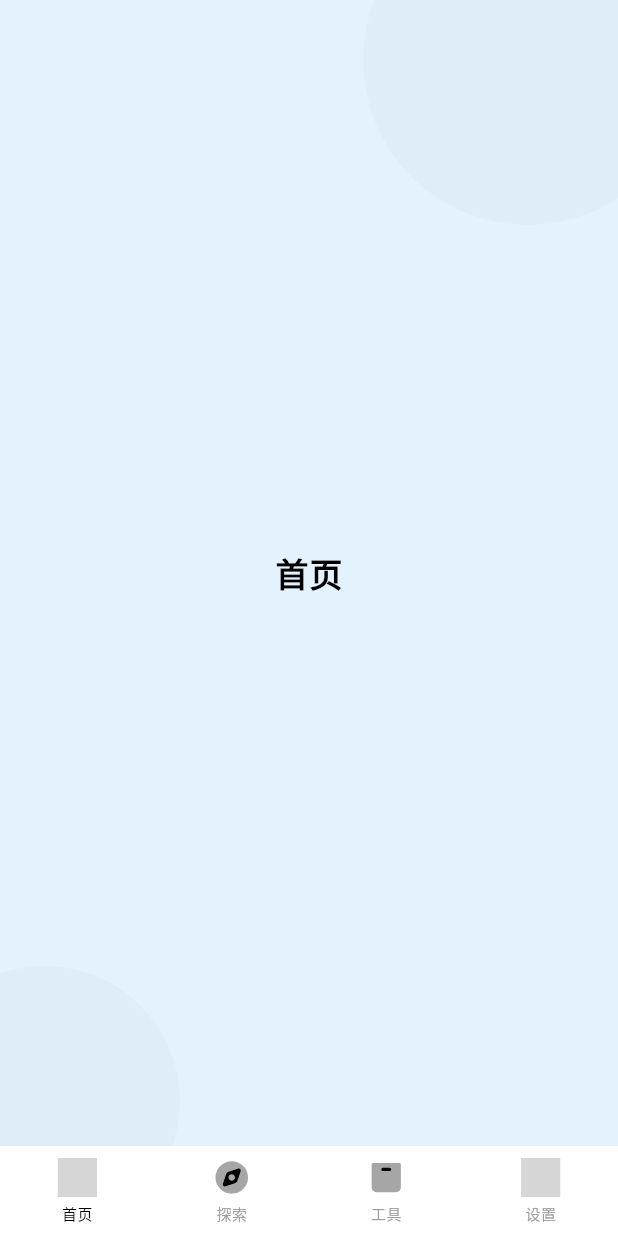
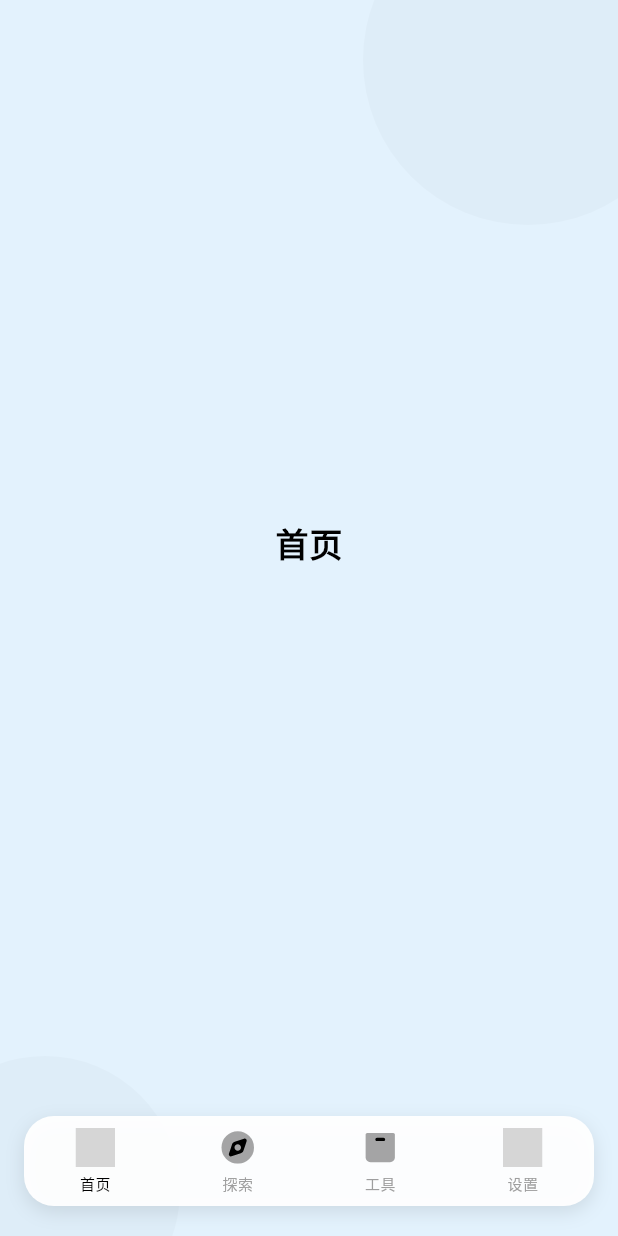
Before and after one commit to GX88/Faith, a Flutter app: the BottomNavigationBarPage screen opened by its route, on a phone screen of 412 x 824 dp. Run offline on Flutter 3.47's test engine with Material 3 defaults, Android fonts, the phone set to English and light mode, and no system bars; drawn by our look-alikes of pull_to_refresh; our stand-ins replace flutter_screenutil, flutter_svg, get, local_auth, lottie; missing offline and left inert: flutter_displaymode, local_auth_android; grey boxes are pictures that could not be loaded.

Commit message:
feat: 将底部导航栏修改为悬浮样式，背景页面占满全屏
- 将固定底部导航栏改为悬浮样式，位于屏幕底部20px位置
- 添加圆角和阴影效果，增强悬浮感
- 设置extendBody=true允许页面内容延伸到导航栏区域
- 优化各子页面布局，添加底部内边距避免内容被遮挡
- 保持原有Lottie动画和页面切换效果不变

🤖 Generated with [Claude Code](https://claude.ai/code)

Co-Authored-By: Claude <noreply@anthropic.com>

```diff
--- a/lib/pages/explore/views/index.dart
+++ b/lib/pages/explore/views/index.dart
@@ -10,6 +10,7 @@ class ExplorePage extends StatelessWidget {
     return Scaffold(
       backgroundColor: const Color(0xFFE8F5E9), // 淡绿色，主色调更明显
       extendBodyBehindAppBar: true,
+      extendBody: true,
       body: Stack(
         children: [
           // 背景装饰
@@ -39,6 +40,9 @@ class ExplorePage extends StatelessWidget {
           ),
           // 主要内容
           SafeArea(
+            bottom: false,
+            child: Padding(
+              padding: const EdgeInsets.only(bottom: 100),
               child: Center(
                 child: Text(
                   '探索',
@@ -51,6 +55,7 @@ class ExplorePage extends StatelessWidget {
                 ),
               ),
             ),
+          ),
         ],
       ),
     );
--- a/lib/pages/home/views/index.dart
+++ b/lib/pages/home/views/index.dart
@@ -10,6 +10,7 @@ class HomePage extends StatelessWidget {
     return Scaffold(
       backgroundColor: const Color(0xFFE3F2FD), // 淡蓝色，主色调更明显
       extendBodyBehindAppBar: true,
+      extendBody: true,
       body: Stack(
         children: [
           // 背景装饰
@@ -39,6 +40,9 @@ class HomePage extends StatelessWidget {
           ),
           // 主要内容
           SafeArea(
+            bottom: false, // 禁用SafeArea的底部保护，让内容延伸到悬浮导航栏区域
+            child: Padding(
+              padding: const EdgeInsets.only(bottom: 100), // 添加底部内边距避免被悬浮导航栏遮挡
               child: Center(
                 child: Text(
                   '首页',
@@ -51,6 +55,7 @@ class HomePage extends StatelessWidget {
                 ),
               ),
             ),
+          ),
         ],
       ),
     );
--- a/lib/pages/nav/views/bottom navigation_bar.dart
+++ b/lib/pages/nav/views/bottom navigation_bar.dart
@@ -166,8 +166,13 @@ class _BottomNavigationBarPageState extends State<BottomNavigationBarPage>
         }
       }
       return Scaffold(
-        body: PageTransitionSwitcher(
-          duration: Duration(milliseconds: 350), // 动画更快但不过于突兀
+        extendBody: true, // 允许内容延伸到bottomNavigationBar区域
+        body: Stack(
+          children: [
+            // 页面内容
+            Positioned.fill(
+              child: PageTransitionSwitcher(
+                duration: Duration(milliseconds: 350),
                 transitionBuilder: (child, animation, secondaryAnimation) {
                   final isForward = controller.selectedIndex.value > _lastIndex;
                   final enterOffset = isForward
@@ -179,14 +184,14 @@ class _BottomNavigationBarPageState extends State<BottomNavigationBarPage>
                       Tween<Offset>(
                         begin: enterOffset,
                         end: Offset.zero,
-                ).chain(CurveTween(curve: Curves.easeOutCubic)), // 进入平滑
+                      ).chain(CurveTween(curve: Curves.easeOutCubic)),
                     ),
                     child: SlideTransition(
                       position: secondaryAnimation.drive(
                         Tween<Offset>(
                           begin: Offset.zero,
                           end: exitOffset,
-                  ).chain(CurveTween(curve: Curves.easeOutCubic)), // 退出平滑
+                        ).chain(CurveTween(curve: Curves.easeOutCubic)),
                       ),
                       child: child,
                     ),
@@ -197,23 +202,43 @@ class _BottomNavigationBarPageState extends State<BottomNavigationBarPage>
                   child: controller.pages[controller.selectedIndex.value],
                 ),
               ),
-        bottomNavigationBar: SizedBox(
+            ),
+            // 悬浮底部导航栏
+            Positioned(
+              left: 16,
+              right: 16,
+              bottom: 20,
+              child: Container(
                 height: 60,
+                decoration: BoxDecoration(
+                  color: Colors.white.withOpacity(0.95),
+                  borderRadius: BorderRadius.circular(20),
+                  boxShadow: [
+                    BoxShadow(
+                      color: Colors.black.withOpacity(0.1),
+                      blurRadius: 10,
+                      offset: Offset(0, 4),
+                    ),
+                  ],
+                ),
                 child: Theme(
                   data: Theme.of(context).copyWith(
-              splashColor: Colors.transparent, // 去除水波纹
-              highlightColor: Colors.transparent, // 去除高亮
-              splashFactory: NoSplash.splashFactory, // 禁用所有点击动画
+                    splashColor: Colors.transparent,
+                    highlightColor: Colors.transparent,
+                    splashFactory: NoSplash.splashFactory,
                   ),
+                  child: ClipRRect(
+                    borderRadius: BorderRadius.circular(20),
                     child: BottomNavigationBar(
                       currentIndex: controller.selectedIndex.value,
-              onTap: _onTabTapped, // 使用自定义点击逻辑
+                      onTap: _onTabTapped,
                       type: BottomNavigationBarType.fixed,
-              selectedItemColor: Colors.black, // 选中为黑色
-              unselectedItemColor: Colors.grey, // 未选中为灰色
+                      selectedItemColor: Colors.black,
+                      unselectedItemColor: Colors.grey,
+                      elevation: 0,
+                      backgroundColor: Colors.transparent,
                       items: [
                         BottomNavigationBarItem(
-                  // 首页tab使用Lottie动画，点击时播放一次
                           icon: Padding(
                             padding: EdgeInsets.only(bottom: 4),
                             child: Lottie.asset(
@@ -230,7 +255,6 @@ class _BottomNavigationBarPageState extends State<BottomNavigationBarPage>
                           label: '首页',
                         ),
                         BottomNavigationBarItem(
-                  // 探索tab使用Lottie动画，点击时播放一次
                           icon: Padding(
                             padding: EdgeInsets.only(bottom: 4),
                             child: Lottie.asset(
@@ -247,7 +271,6 @@ class _BottomNavigationBarPageState extends State<BottomNavigationBarPage>
                           label: '探索',
                         ),
                         BottomNavigationBarItem(
-                  // 工具tab使用Lottie动画，点击时播放一次
                           icon: Padding(
                             padding: EdgeInsets.only(bottom: 4),
                             child: Lottie.asset(
@@ -264,7 +287,6 @@ class _BottomNavigationBarPageState extends State<BottomNavigationBarPage>
                           label: '工具',
                         ),
                         BottomNavigationBarItem(
-                  // 设置tab使用Lottie动画，点击时播放一次
                           icon: Padding(
                             padding: EdgeInsets.only(bottom: 4),
                             child: Lottie.asset(
@@ -284,10 +306,12 @@ class _BottomNavigationBarPageState extends State<BottomNavigationBarPage>
                       selectedFontSize: 10,
                       unselectedFontSize: 10,
                       showUnselectedLabels: true,
-              elevation: 0,
-              backgroundColor: Colors.white,
                     ),
                   ),
+                ),
+              ),
+            ),
+          ],
         ),
       );
     });
--- a/lib/pages/settings/views/index.dart
+++ b/lib/pages/settings/views/index.dart
@@ -10,6 +10,7 @@ class SettingsPage extends StatelessWidget {
     return Scaffold(
       backgroundColor: const Color(0xFF263238), // 深灰色，主色调更明显
       extendBodyBehindAppBar: true,
+      extendBody: true,
       body: Stack(
         children: [
           // 背景装饰
@@ -39,6 +40,9 @@ class SettingsPage extends StatelessWidget {
           ),
           // 主要内容
           SafeArea(
+            bottom: false,
+            child: Padding(
+              padding: const EdgeInsets.only(bottom: 100),
               child: Center(
                 child: Text(
                   '设置',
@@ -51,6 +55,7 @@ class SettingsPage extends StatelessWidget {
                 ),
               ),
             ),
+          ),
         ],
       ),
     );
--- a/lib/pages/tools/views/index.dart
+++ b/lib/pages/tools/views/index.dart
@@ -10,6 +10,7 @@ class ToolsPage extends StatelessWidget {
     return Scaffold(
       backgroundColor: const Color(0xFFFFF9C4), // 淡黄色，主色调更明显
       extendBodyBehindAppBar: true,
+      extendBody: true,
       body: Stack(
         children: [
           // 背景装饰
@@ -39,6 +40,9 @@ class ToolsPage extends StatelessWidget {
           ),
           // 主要内容
           SafeArea(
+            bottom: false,
+            child: Padding(
+              padding: const EdgeInsets.only(bottom: 100),
               child: Center(
                 child: Text(
                   '工具',
@@ -51,6 +55,7 @@ class ToolsPage extends StatelessWidget {
                 ),
               ),
             ),
+          ),
         ],
       ),
     );
```
Lines whose indentation alone changed are shown as unchanged.
